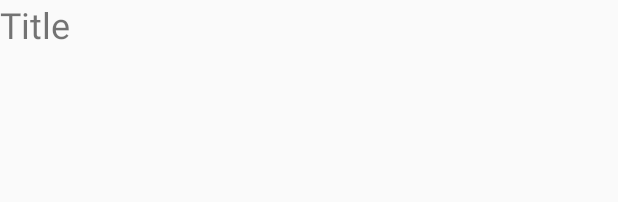
After one commit to hksapp/Shoppie, an Android app: the layout personal_grocery_ui.xml on its own in the app's theme, with its tools: preview values and no code run, on a phone screen of 412 x 824 dp. The commit adds this screen. Shown: the top 202 px of the screen. Run offline under Robolectric (Android 15) with nearby library versions, the phone set to English and light mode, and no system bars.

Commit message:
Showing titles on personal list screen but need to fix layout bug

```diff
--- a/app/src/main/AndroidManifest.xml
+++ b/app/src/main/AndroidManifest.xml
@@ -27,7 +27,7 @@
             android:name=".MainActivity"
             android:label="@string/app_name"
             android:theme="@style/AppTheme.NoActionBar" />
-        <activity android:name=".GroceryList"
+        <activity android:name=".PersonalGroceryList"
             android:label="Groceries"/>
         <activity android:name=".DetailGroceryList"
 
--- a/app/src/main/java/com/hkapps/shoppie/DetailGroceryList.java
+++ b/app/src/main/java/com/hkapps/shoppie/DetailGroceryList.java
@@ -77,19 +77,19 @@ public class DetailGroceryList extends AppCompatActivity {
 
     }
 
-    private String getUserId(){
+    public static String getUserId(){
 
         return FirebaseAuth.getInstance().getCurrentUser().getUid().toString();
 
     }
 
-    private String getUserEmailId(){
+    public static String getUserEmailId(){
 
         return FirebaseAuth.getInstance().getCurrentUser().getEmail().toString();
 
     }
 
-    private String getUserDisplayName(){
+    public static String getUserDisplayName(){
 
         return FirebaseAuth.getInstance().getCurrentUser().getDisplayName().toString();
 
--- a/app/src/main/java/com/hkapps/shoppie/ShoppieFragment.java
+++ b/app/src/main/java/com/hkapps/shoppie/ShoppieFragment.java
@@ -48,7 +48,7 @@ public class ShoppieFragment extends Fragment {
             @Override
             public void onClick(View view) {
 
-                Intent i = new Intent(getActivity(),GroceryList.class);
+                Intent i = new Intent(getActivity(),PersonalGroceryList.class);
                 startActivity(i);
 
             }
--- /dev/null
+++ b/app/src/main/res/layout/personal_grocery_ui.xml
@@ -0,0 +1,13 @@
+<?xml version="1.0" encoding="utf-8"?>
+<LinearLayout xmlns:android="http://schemas.android.com/apk/res/android"
+    android:layout_width="wrap_content"
+    android:layout_height="wrap_content"
+    android:orientation="vertical">
+
+    <TextView
+        android:layout_width="wrap_content"
+        android:layout_height="wrap_content"
+        android:text="Title"
+        android:id="@+id/personal_title"
+        android:textSize="24sp"/>
+</LinearLayout>
```
Also changed, not shown: app/src/main/java/com/hkapps/shoppie/GroceryList.java (deleted, +0 -40 lines), app/src/main/java/com/hkapps/shoppie/PersonalGroceryHolder.java (added, +21 -0 lines), app/src/main/java/com/hkapps/shoppie/PersonalGroceryList.java (added, +62 -0 lines), app/src/main/java/com/hkapps/shoppie/PersonalGroceryObject.java (added, +24 -0 lines), app/src/main/java/com/hkapps/shoppie/personalListAdapter.java (added, +38 -0 lines), app/src/main/res/layout/activity_grocery_list.xml (+16 -4 lines).
